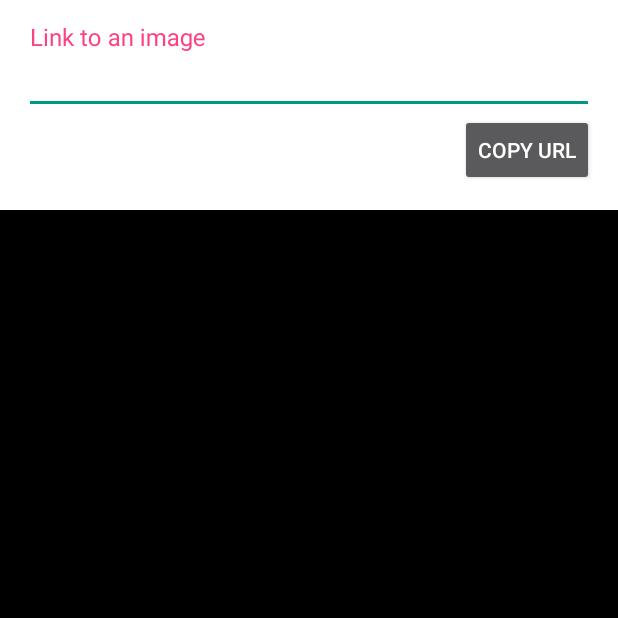
After one commit to XinyueZ/qiaoqiao, an Android app: the fragment FromInputWebLinkFragment shown on its own in the app's theme, on a phone screen of 412 x 824 dp, the top half of it. The commit adds this screen. Run offline under Robolectric (Android 15) with nearby library versions, the phone set to English and light mode, and no system bars; our stand-ins replace data binding.

Commit message:
Added ui to input web-link

```diff
--- a/app/build.gradle
+++ b/app/build.gradle
@@ -111,7 +111,6 @@ dependencies {
     //Support libraries
     compile "com.android.support:design:${appCompatVersion}"
     compile "com.android.support:multidex:${multidexVersion}"
-    compile "com.android.support:transition:${appCompatVersion}"
     compile "com.android.support:appcompat-v7:${appCompatVersion}"
     compile "com.android.support:support-compat:${appCompatVersion}"
     compile "com.android.support:recyclerview-v7:${appCompatVersion}"
--- /dev/null
+++ b/app/src/main/java/com/qiaoqiao/ds/ui/FromInputWebLinkFragment.java
@@ -0,0 +1,32 @@
+package com.qiaoqiao.ds.ui;
+
+import android.content.Context;
+import android.databinding.DataBindingUtil;
+import android.os.Bundle;
+import android.support.annotation.NonNull;
+import android.support.annotation.Nullable;
+import android.support.v4.app.Fragment;
+import android.view.LayoutInflater;
+import android.view.View;
+import android.view.ViewGroup;
+
+import com.qiaoqiao.R;
+import com.qiaoqiao.databinding.FragmentInputWebLinkBinding;
+
+public final class FromInputWebLinkFragment extends Fragment {
+	/**
+	 * Main layout for this component.
+	 */
+	private static final int LAYOUT = R.layout.fragment_input_web_link;
+
+	public static FromInputWebLinkFragment newInstance(@NonNull Context cxt) {
+		return (FromInputWebLinkFragment) FromInputWebLinkFragment.instantiate(cxt, FromInputWebLinkFragment.class.getName());
+	}
+
+	@Nullable
+	@Override
+	public View onCreateView(LayoutInflater inflater, @Nullable ViewGroup container, @Nullable Bundle savedInstanceState) {
+		FragmentInputWebLinkBinding binding = DataBindingUtil.inflate(inflater, LAYOUT, container, false);
+		return binding.getRoot();
+	}
+}
--- a/app/src/main/java/com/qiaoqiao/home/Home.java
+++ b/app/src/main/java/com/qiaoqiao/home/Home.java
@@ -49,12 +49,10 @@ public final class Home implements HomeContract.Presenter {
 		mBinding.mainControl.setOnFromWebClickedListener(new MainControlView.OnFromWebClickedListener() {
 			@Override
 			public void onClick(View v) {
-				Toast.makeText(v.getContext(), "setOnFromWebClickedListener", Toast.LENGTH_SHORT)
-				     .show();
-
+				mView.showInputFromWeb();
 				mBinding.getUiHelper()
 				        .hide();
-				mBinding.loadingPb.setVisibility(View.VISIBLE);
+//				mBinding.loadingPb.setVisibility(View.VISIBLE);
 			}
 		});
 	}
--- a/app/src/main/java/com/qiaoqiao/home/HomeContract.java
+++ b/app/src/main/java/com/qiaoqiao/home/HomeContract.java
@@ -26,7 +26,7 @@ import com.qiaoqiao.app.mvp.BaseView;
 public interface HomeContract {
 
 	interface View extends BaseView<Home> {
-
+		void showInputFromWeb();
 	}
 
 	interface Presenter extends BasePresenter {
--- /dev/null
+++ b/app/src/main/res/layout/fragment_input_web_link.xml
@@ -0,0 +1,30 @@
+<?xml version="1.0" encoding="utf-8"?>
+<layout xmlns:android="http://schemas.android.com/apk/res/android">
+
+    <LinearLayout
+        android:layout_width="match_parent"
+        android:layout_height="wrap_content"
+        android:background="@color/colorWhite"
+        android:orientation="vertical"
+        android:padding="@dimen/larger">
+
+        <android.support.design.widget.TextInputLayout
+            android:id="@+id/login_id_container"
+            style="@style/TextInputLayout.Normal"
+            android:layout_width="match_parent"
+            android:layout_height="wrap_content"
+            android:hint="@string/hint_link_image">
+
+            <android.support.design.widget.TextInputEditText
+                android:id="@+id/login_id"
+                style="@style/EditText"/>
+        </android.support.design.widget.TextInputLayout>
+
+        <Button
+            android:layout_width="wrap_content"
+            android:layout_height="wrap_content"
+            android:layout_gravity="end|right"
+            android:text="@android:string/copyUrl"
+            android:textAppearance="@style/TextAppearance.AppCompat.Button"/>
+    </LinearLayout>
+</layout>
--- a/app/src/main/res/values/strings.xml
+++ b/app/src/main/res/values/strings.xml
@@ -3,4 +3,5 @@
     <string name="exit_app">Exit app</string>
     <string name="permission_setting">Set permission</string>
     <string name="permission_relation_text">QiaoQiao App needs device permission \"CAMERA\", consider to grant this permission.</string>
+    <string name="hint_link_image">Link to an image</string>
 </resources>
--- a/app/src/main/res/values/styles.xml
+++ b/app/src/main/res/values/styles.xml
@@ -24,7 +24,7 @@
     </style>
 
     <style name="TextAppearance.App.TextInputLayout.Hint" parent="@android:style/TextAppearance">
-        <item name="android:textColor">@color/colorTeal</item>
+        <item name="android:textColor">@color/colorAccent</item>
     </style>
 
     <style name="TextInputLayout">
```
Also changed, not shown: app/src/main/java/com/qiaoqiao/app/Values.java (added, +7 -0 lines), app/src/main/java/com/qiaoqiao/home/ui/HomeActivity.java (+12 -0 lines), app/src/main/res/anim/slide_in_from_right.xml (added, +10 -0 lines), app/src/main/res/anim/slide_out_to_left.xml (added, +11 -0 lines), app/src/main/res/layout/activity_home.xml (+7 -0 lines), app/src/main/res/layout/layout_input_web_link.xml (deleted, +0 -26 lines).
